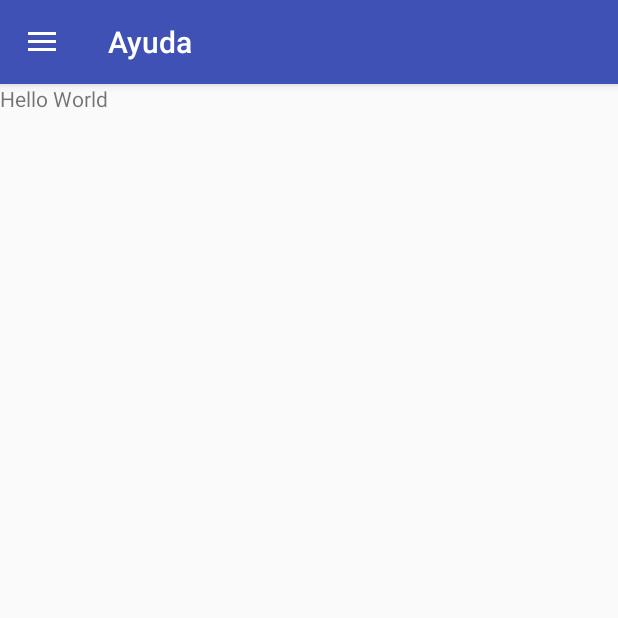
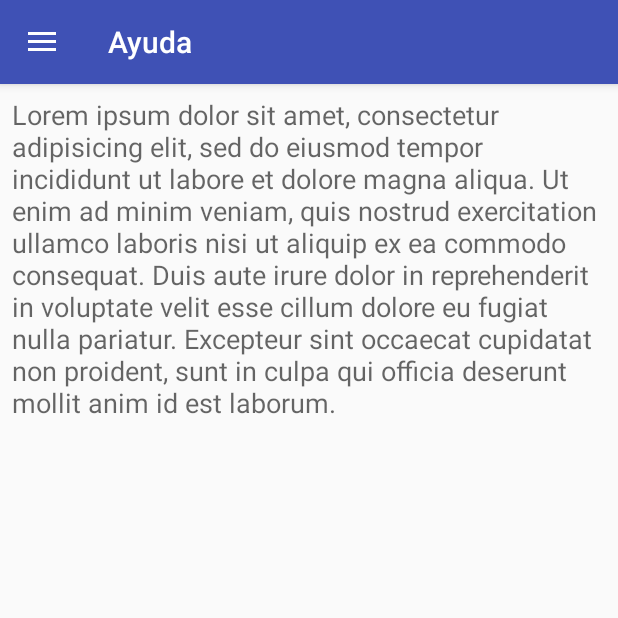
Before and after one commit to develop-ice/Persistence, an Android app: the screen it shows after launch (MainActivity), in the side drawer, after a tap on "Ayuda", on a phone screen of 412 x 824 dp, the top half of it. Run offline under Robolectric (Android 15) with nearby library versions, the phone set to English and light mode, and no system bars.

Commit message:
Help and ToDo

```diff
--- a/app/src/main/java/com/android/bdroom/ui/MainActivity.java
+++ b/app/src/main/java/com/android/bdroom/ui/MainActivity.java
@@ -11,12 +11,14 @@ import android.support.v7.app.ActionBarDrawerToggle;
 import android.support.v7.app.AppCompatActivity;
 import android.support.v7.widget.Toolbar;
 import android.view.MenuItem;
+import android.view.inputmethod.InputMethodManager;
 import android.widget.Toast;
 
 import com.android.bdroom.R;
 import com.android.bdroom.ui.screen_help.HelpFragment;
 import com.android.bdroom.ui.screen_products.ProductsFragment;
 import com.android.bdroom.ui.screen_shared_preferences.SharedPreferencesFragment;
+import com.android.bdroom.ui.screen_to_do.ToDoFragment;
 
 public class MainActivity extends AppCompatActivity
         implements NavigationView.OnNavigationItemSelectedListener {
@@ -41,8 +43,8 @@ public class MainActivity extends AppCompatActivity
         navigationView = findViewById(R.id.nav_view);
         navigationView.setNavigationItemSelectedListener(this);
 
-        changeFragment(new ProductsFragment(), getResources().getString(R.string.products));
-        navigationView.setCheckedItem(R.id.nav_products);
+        changeFragment(new SharedPreferencesFragment(), getResources().getString(R.string.shared_preferences));
+        navigationView.setCheckedItem(R.id.nav_shared_preferences);
 
         // Saludo desde las SharedPreferences
         SharedPreferences prefs =
@@ -56,13 +58,14 @@ public class MainActivity extends AppCompatActivity
     @Override
     public void onBackPressed() {
         if (drawer.isDrawerOpen(GravityCompat.START)) {
+            hideKeyboard();
             drawer.closeDrawer(GravityCompat.START);
         } else {
-            if (getSupportActionBar().getTitle().equals(getResources().getString(R.string.products))) {
+            if (getSupportActionBar().getTitle().equals(getResources().getString(R.string.shared_preferences))) {
                 super.onBackPressed();
             } else {
-                changeFragment(new ProductsFragment(), getResources().getString(R.string.products));
-                navigationView.setCheckedItem(R.id.nav_products);
+                changeFragment(new SharedPreferencesFragment(), getResources().getString(R.string.shared_preferences));
+                navigationView.setCheckedItem(R.id.nav_shared_preferences);
             }
         }
     }
@@ -80,6 +83,9 @@ public class MainActivity extends AppCompatActivity
         switch (id) {
             case R.id.nav_shared_preferences:
                 changeFragment(new SharedPreferencesFragment(), getResources().getString(R.string.shared_preferences));
+                break;
+            case R.id.nav_todo:
+                changeFragment(new ToDoFragment(), getResources().getString(R.string.todo));
                 break;
             case R.id.nav_products:
                 changeFragment(new ProductsFragment(), getResources().getString(R.string.products));
@@ -107,4 +113,9 @@ public class MainActivity extends AppCompatActivity
         getSupportFragmentManager().beginTransaction().replace(R.id.content_main, destination).commit();
     }
 
+    private void hideKeyboard() {
+        InputMethodManager inputMethodManager = (InputMethodManager) this.getSystemService(MainActivity.INPUT_METHOD_SERVICE);
+        inputMethodManager.hideSoftInputFromWindow(this.getCurrentFocus().getWindowToken(), 0);
+    }
+
 }
--- a/app/src/main/java/com/android/bdroom/ui/screen_help/HelpFragment.java
+++ b/app/src/main/java/com/android/bdroom/ui/screen_help/HelpFragment.java
@@ -2,11 +2,17 @@ package com.android.bdroom.ui.screen_help;
 
 import android.os.Bundle;
 import android.support.v4.app.Fragment;
+import android.util.Log;
 import android.view.LayoutInflater;
 import android.view.View;
 import android.view.ViewGroup;
+import android.widget.TextView;
 
 import com.android.bdroom.R;
+
+import java.io.BufferedReader;
+import java.io.InputStream;
+import java.io.InputStreamReader;
 
 public class HelpFragment extends Fragment {
 
@@ -18,7 +24,26 @@ public class HelpFragment extends Fragment {
     public View onCreateView(LayoutInflater inflater, ViewGroup container,
                              Bundle savedInstanceState) {
         // Inflate the layout for this fragment
-        return inflater.inflate(R.layout.fragment_help, container, false);
+        View rootView = inflater.inflate(R.layout.fragment_help, container, false);
+
+        // Obtener el texto de "raw" y setearselo al tvHelp
+        TextView tvHelp = rootView.findViewById(R.id.tv_help);
+        String str = new String();
+        try {
+            InputStream textRaw = getResources().openRawResource(R.raw.text);
+            BufferedReader br = new BufferedReader(new InputStreamReader(textRaw));
+            String linea;
+            while ((linea = br.readLine()) != null) {
+                str += linea + "\n";
+            }
+            textRaw.close();
+            // set text
+            tvHelp.setText("" + str);
+        } catch (Exception ex) {
+            Log.e("Ficheros", "Error al leer fichero desde recurso raw");
+        }
+
+        return rootView;
     }
 
 }
--- a/app/src/main/res/layout/fragment_help.xml
+++ b/app/src/main/res/layout/fragment_help.xml
@@ -2,12 +2,28 @@
     xmlns:tools="http://schemas.android.com/tools"
     android:layout_width="match_parent"
     android:layout_height="match_parent"
+    android:padding="8dp"
     tools:context="com.android.bdroom.ui.screen_help.HelpFragment">
 
-    <!-- TODO: Update blank fragment layout -->
-    <TextView
+    <android.support.v4.widget.NestedScrollView
         android:layout_width="match_parent"
         android:layout_height="match_parent"
-        android:text="@string/hello_blank_fragment" />
+        android:fillViewport="true">
+
+        <LinearLayout
+            android:layout_width="match_parent"
+            android:layout_height="wrap_content"
+            android:orientation="vertical">
+
+            <TextView
+                android:id="@+id/tv_help"
+                android:layout_width="match_parent"
+                android:layout_height="match_parent"
+                android:textAppearance="@style/TextAppearance.AppCompat.Medium"
+                tools:text="@tools:sample/lorem/random" />
+
+        </LinearLayout>
+
+    </android.support.v4.widget.NestedScrollView>
 
 </FrameLayout>
--- a/app/src/main/res/menu/activity_main_drawer.xml
+++ b/app/src/main/res/menu/activity_main_drawer.xml
@@ -8,6 +8,10 @@
             android:id="@+id/nav_shared_preferences"
             android:icon="@drawable/ic_menu_shared_preferences"
             android:title="@string/shared_preferences" />
+        <item
+            android:id="@+id/nav_todo"
+            android:icon="@drawable/ic_menu_todo"
+            android:title="@string/todo" />
         <item
             android:id="@+id/nav_products"
             android:icon="@drawable/ic_menu_products"
--- /dev/null
+++ b/app/src/main/res/raw/text.txt
@@ -0,0 +1 @@
+Lorem ipsum dolor sit amet, consectetur adipisicing elit, sed do eiusmod tempor incididunt ut labore et dolore magna aliqua. Ut enim ad minim veniam, quis nostrud exercitation ullamco laboris nisi ut aliquip ex ea commodo consequat. Duis aute irure dolor in reprehenderit in voluptate velit esse cillum dolore eu fugiat nulla pariatur. Excepteur sint occaecat cupidatat non proident, sunt in culpa qui officia deserunt mollit anim id est laborum.
--- a/app/src/main/res/values/drawables.xml
+++ b/app/src/main/res/values/drawables.xml
@@ -1,5 +1,6 @@
 <resources>
     <item name="ic_menu_shared_preferences" type="drawable">@drawable/ic_folder_shared</item>
+    <item name="ic_menu_todo" type="drawable">@drawable/ic_pruducts</item>
     <item name="ic_menu_products" type="drawable">@drawable/ic_pruducts</item>
     <item name="ic_menu_help" type="drawable">@drawable/ic_help</item>
     <item name="ic_menu_share" type="drawable">@drawable/ic_share</item>
--- a/app/src/main/res/values/strings.xml
+++ b/app/src/main/res/values/strings.xml
@@ -7,6 +7,7 @@
     <string name="action_settings">Settings</string>
     <string name="more">Más…</string>
     <string name="shared_preferences">SharedPreferences</string>
+    <string name="todo">ToDo</string>
     <string name="products">Productos</string>
     <string name="share">Compartir</string>
     <string name="exit">Salir</string>
@@ -24,5 +25,5 @@
     <!--Preferences-->
     <string name="preference_file_key">com.android.bdroom.ui.screen_shared_preferences</string>
     <string name="saved_name">NAME</string>
-    <string name="msg_save">Guardado!</string>
+    <string name="msg_save">Guardado</string>
 </resources>
```
Also changed, not shown: app/src/main/java/com/android/bdroom/ui/screen_shared_preferences/SharedPreferencesFragment.java (+10 -2 lines), app/src/main/java/com/android/bdroom/ui/screen_to_do/FileHelper.java (added, +46 -0 lines), app/src/main/java/com/android/bdroom/ui/screen_to_do/ToDoFragment.java (added, +128 -0 lines), app/src/main/res/layout/fragment_todo.xml (added, +39 -0 lines).
